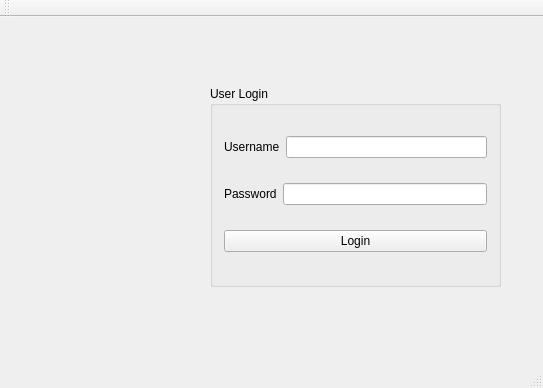
Old version of the form ProjectFeelTheChunder/mainwindow.ui in the repository chundercatsllc/CS1C-Team-Chundercats.
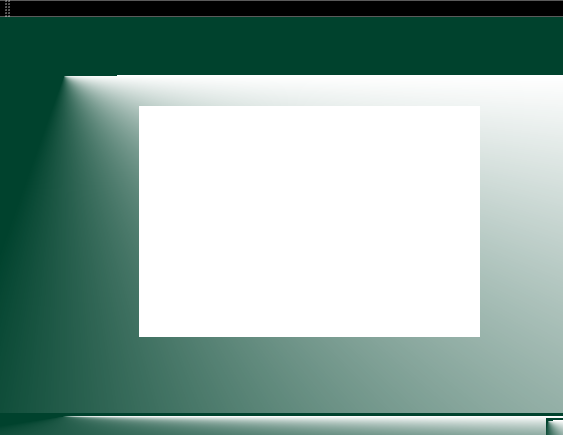
New version of the form. Icons and pictures are not drawn. Custom widgets are drawn as their Qt base class.

Patch:
```diff
--- a/ProjectFeelTheChunder/mainwindow.ui
+++ b/ProjectFeelTheChunder/mainwindow.ui
@@ -6,63 +6,55 @@
    <rect>
     <x>0</x>
     <y>0</y>
-    <width>543</width>
-    <height>388</height>
+    <width>563</width>
+    <height>435</height>
    </rect>
   </property>
+  <property name="minimumSize">
+   <size>
+    <width>120</width>
+    <height>120</height>
+   </size>
+  </property>
   <property name="windowTitle">
-   <string>MainWindow</string>
+   <string>Chunderlicious</string>
+  </property>
+  <property name="windowIcon">
+   <iconset resource="siccpixandstuff.qrc">
+    <normaloff>:/pix/icon.png</normaloff>
+    <normalon>:/pix/icon.png</normalon>:/pix/icon.png</iconset>
+  </property>
+  <property name="autoFillBackground">
+   <bool>false</bool>
+  </property>
+  <property name="styleSheet">
+   <string notr="true">background-color: qconicalgradient(cx:0.113955, cy:0.148, angle:0, stop:0.710227 rgba(0, 66, 45, 255), stop:1 rgba(255, 255, 255, 255));</string>
+  </property>
+  <property name="iconSize">
+   <size>
+    <width>50</width>
+    <height>50</height>
+   </size>
+  </property>
+  <property name="tabShape">
+   <enum>QTabWidget::Rounded</enum>
+  </property>
+  <property name="unifiedTitleAndToolBarOnMac">
+   <bool>true</bool>
   </property>
   <widget class="QWidget" name="centralWidget">
-   <widget class="QGroupBox" name="groupBox">
+   <widget class="RenderArea" name="widget" native="true">
     <property name="geometry">
      <rect>
-      <x>210</x>
-      <y>69</y>
-      <width>291</width>
-      <height>201</height>
+      <x>139</x>
+      <y>89</y>
+      <width>341</width>
+      <height>231</height>
      </rect>
     </property>
-    <property name="title">
-     <string>User Login</string>
+    <property name="styleSheet">
+     <string notr="true">background-color: rgb(255, 255, 255);</string>
     </property>
-    <layout class="QVBoxLayout" name="verticalLayout">
-     <item>
-      <layout class="QHBoxLayout" name="horizontalLayout">
-       <item>
-        <widget class="QLabel" name="label_username">
-         <property name="text">
-          <string>Username</string>
-         </property>
-        </widget>
-       </item>
-       <item>
-        <widget class="QLineEdit" name="lineEdit_username"/>
-       </item>
-      </layout>
-     </item>
-     <item>
-      <layout class="QHBoxLayout" name="horizontalLayout_2">
-       <item>
-        <widget class="QLabel" name="label_password">
-         <property name="text">
-          <string>Password</string>
-         </property>
-        </widget>
-       </item>
-       <item>
-        <widget class="QLineEdit" name="lineEdit_password"/>
-       </item>
-      </layout>
-     </item>
-     <item>
-      <widget class="QPushButton" name="pushButton_login">
-       <property name="text">
-        <string>Login</string>
-       </property>
-      </widget>
-     </item>
-    </layout>
    </widget>
   </widget>
   <widget class="QMenuBar" name="menuBar">
@@ -86,6 +78,16 @@
   <widget class="QStatusBar" name="statusBar"/>
  </widget>
  <layoutdefault spacing="6" margin="11"/>
- <resources/>
+ <customwidgets>
+  <customwidget>
+   <class>RenderArea</class>
+   <extends>QWidget</extends>
+   <header location="global">RenderArea.h</header>
+   <container>1</container>
+  </customwidget>
+ </customwidgets>
+ <resources>
+  <include location="siccpixandstuff.qrc"/>
+ </resources>
  <connections/>
 </ui>
```
Left out of the diff: 2 changed lines with no effect on the pictures.
